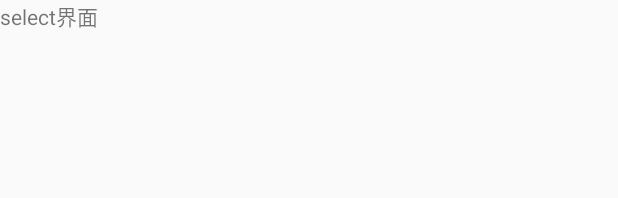
After one commit to nieyuqi/MyApp, an Android app: the layout select_fragment.xml on its own in the app's theme, with its tools: preview values and no code run, on a phone screen of 412 x 824 dp. The commit adds this screen. Shown: the top 198 px of the screen. Run offline under Robolectric (Android 15) with nearby library versions, the phone set to English and light mode, and no system bars.

Commit message:
fragment 切换

```diff
--- /dev/null
+++ b/app/src/main/res/layout/select_fragment.xml
@@ -0,0 +1,10 @@
+<?xml version="1.0" encoding="utf-8"?>
+<LinearLayout xmlns:android="http://schemas.android.com/apk/res/android"
+    android:layout_width="match_parent"
+    android:layout_height="match_parent"
+    android:orientation="vertical">
+<TextView
+    android:layout_width="wrap_content"
+    android:layout_height="wrap_content"
+    android:text="select界面"/>
+</LinearLayout>
```
Also changed, not shown: app/src/main/java/com/example/nyq/myapp/MainActivity.java (+14 -1 lines), app/src/main/java/com/example/nyq/myapp/fragment/AddFragment.java (added, +22 -0 lines), app/src/main/java/com/example/nyq/myapp/fragment/SelectFragment.java (added, +22 -0 lines), app/src/main/res/layout/add_fragment.xml (added, +11 -0 lines).
